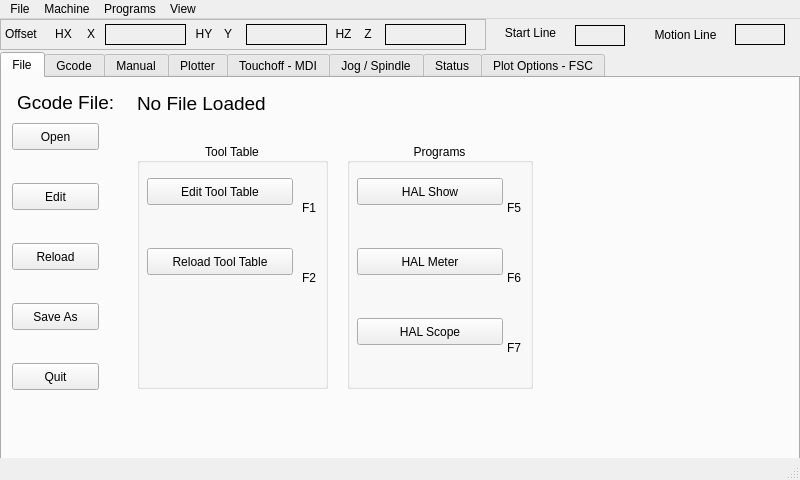
Old version of the form examples/rpi_mill_3/rpi_mill_3.ui in the repository jethornton/flexgui.
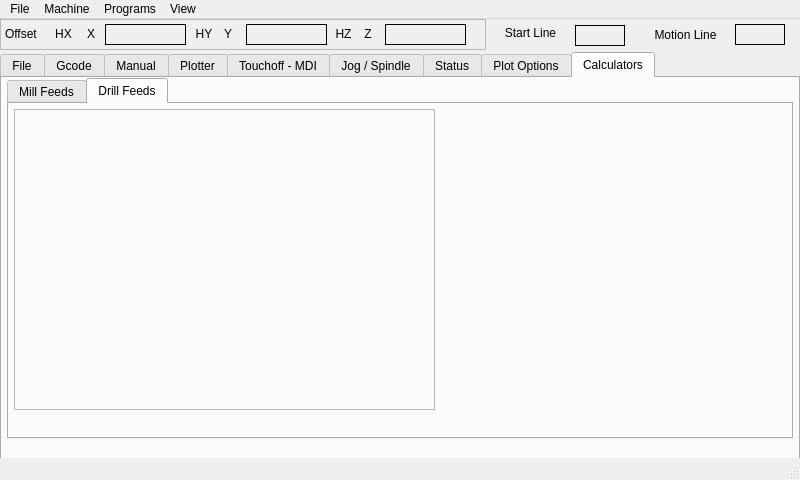
New version of the form. The open tabs and pages were chosen to show the change.

Patch:
```diff
--- a/examples/rpi_mill_3/rpi_mill_3.ui
+++ b/examples/rpi_mill_3/rpi_mill_3.ui
@@ -2903,7 +2903,7 @@
     </widget>
     <widget class="QWidget" name="tab_5">
      <attribute name="title">
-      <string>Plot Options - FSC</string>
+      <string>Plot Options</string>
      </attribute>
      <widget class="QCheckBox" name="view_dro_cb">
       <property name="geometry">
@@ -3112,21 +3112,71 @@
        <bool>false</bool>
       </property>
      </widget>
-     <widget class="QFrame" name="fsc_container">
+    </widget>
+    <widget class="QWidget" name="tab_7">
+     <attribute name="title">
+      <string>Calculators</string>
+     </attribute>
+     <widget class="QTabWidget" name="calculators">
       <property name="geometry">
        <rect>
-        <x>265</x>
-        <y>5</y>
-        <width>506</width>
-        <height>341</height>
+        <x>5</x>
+        <y>0</y>
+        <width>786</width>
+        <height>361</height>
        </rect>
       </property>
-      <property name="frameShape">
-       <enum>QFrame::StyledPanel</enum>
+      <property name="tabPosition">
+       <enum>QTabWidget::North</enum>
       </property>
-      <property name="frameShadow">
-       <enum>QFrame::Raised</enum>
+      <property name="tabShape">
+       <enum>QTabWidget::Rounded</enum>
       </property>
+      <property name="currentIndex">
+       <number>0</number>
+      </property>
+      <widget class="QWidget" name="tab_8">
+       <attribute name="title">
+        <string>Mill Feeds</string>
+       </attribute>
+       <widget class="QFrame" name="fsc_container">
+        <property name="geometry">
+         <rect>
+          <x>5</x>
+          <y>5</y>
+          <width>561</width>
+          <height>301</height>
+         </rect>
+        </property>
+        <property name="frameShape">
+         <enum>QFrame::StyledPanel</enum>
+        </property>
+        <property name="frameShadow">
+         <enum>QFrame::Raised</enum>
+        </property>
+       </widget>
+      </widget>
+      <widget class="QWidget" name="tab_11">
+       <attribute name="title">
+        <string>Drill Feeds</string>
+       </attribute>
+       <widget class="QFrame" name="dsf_container">
+        <property name="geometry">
+         <rect>
+          <x>5</x>
+          <y>5</y>
+          <width>421</width>
+          <height>301</height>
+         </rect>
+        </property>
+        <property name="frameShape">
+         <enum>QFrame::StyledPanel</enum>
+        </property>
+        <property name="frameShadow">
+         <enum>QFrame::Raised</enum>
+        </property>
+       </widget>
+      </widget>
      </widget>
     </widget>
    </widget>
```
Left out of the diff: 2 changed lines with no effect on the pictures.
